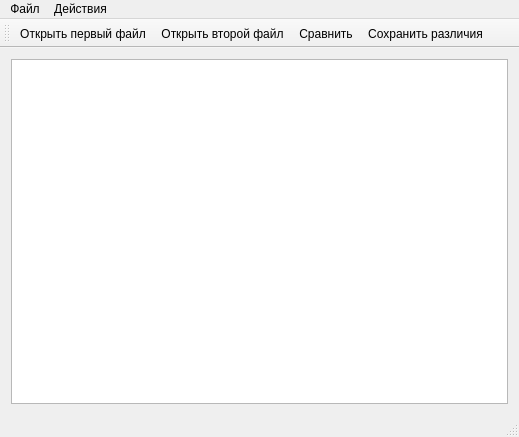
rdnvndr/structuresdifference, file mainwindow.ui: the form before one commit.
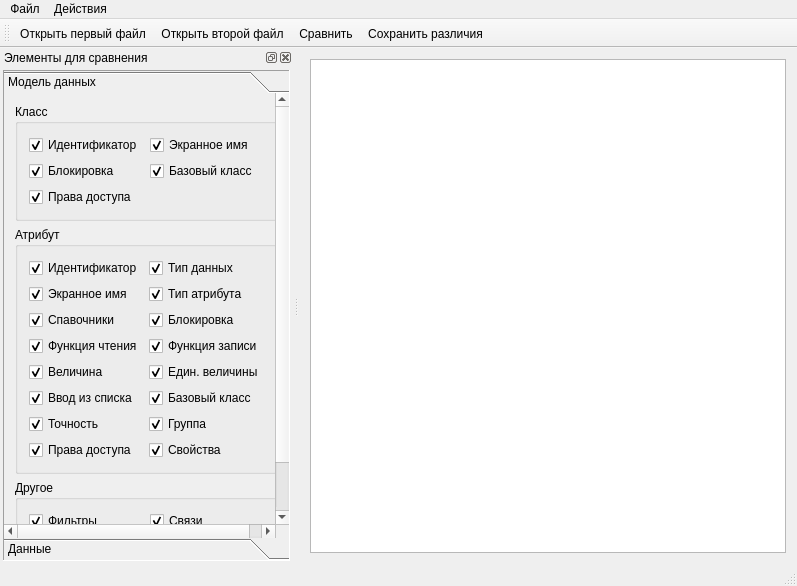
The form after the commit. Icons and pictures are not drawn.

Commit message: Добавлена настройка сравнения

```diff
--- a/mainwindow.ui
+++ b/mainwindow.ui
@@ -6,15 +6,15 @@
    <rect>
     <x>0</x>
     <y>0</y>
-    <width>519</width>
-    <height>437</height>
+    <width>797</width>
+    <height>586</height>
    </rect>
   </property>
   <property name="windowTitle">
    <string>Сравнение моделей данных Вертикаль</string>
   </property>
   <widget class="QWidget" name="centralWidget">
-   <layout class="QVBoxLayout" name="verticalLayout">
+   <layout class="QHBoxLayout" name="horizontalLayout">
     <item>
      <widget class="QPlainTextEdit" name="logPlainTextEdit"/>
     </item>
@@ -25,7 +25,7 @@
     <rect>
      <x>0</x>
      <y>0</y>
-     <width>519</width>
+     <width>797</width>
      <height>18</height>
     </rect>
    </property>
@@ -61,6 +61,514 @@
    <addaction name="saveLogFileAction"/>
   </widget>
   <widget class="QStatusBar" name="statusBar"/>
+  <widget class="QDockWidget" name="dockWidget">
+   <property name="windowTitle">
+    <string>Элементы для сравнения</string>
+   </property>
+   <attribute name="dockWidgetArea">
+    <number>1</number>
+   </attribute>
+   <widget class="QWidget" name="dockWidgetContents">
+    <layout class="QVBoxLayout" name="verticalLayout">
+     <property name="spacing">
+      <number>3</number>
+     </property>
+     <property name="leftMargin">
+      <number>3</number>
+     </property>
+     <property name="topMargin">
+      <number>3</number>
+     </property>
+     <property name="rightMargin">
+      <number>3</number>
+     </property>
+     <property name="bottomMargin">
+      <number>3</number>
+     </property>
+     <item>
+      <widget class="QToolBox" name="toolBox">
+       <property name="sizePolicy">
+        <sizepolicy hsizetype="Minimum" vsizetype="Minimum">
+         <horstretch>0</horstretch>
+         <verstretch>0</verstretch>
+        </sizepolicy>
+       </property>
+       <property name="minimumSize">
+        <size>
+         <width>270</width>
+         <height>490</height>
+        </size>
+       </property>
+       <property name="frameShape">
+        <enum>QFrame::Panel</enum>
+       </property>
+       <property name="frameShadow">
+        <enum>QFrame::Sunken</enum>
+       </property>
+       <property name="lineWidth">
+        <number>1</number>
+       </property>
+       <property name="currentIndex">
+        <number>0</number>
+       </property>
+       <property name="tabSpacing">
+        <number>0</number>
+       </property>
+       <widget class="QWidget" name="page">
+        <property name="geometry">
+         <rect>
+          <x>0</x>
+          <y>0</y>
+          <width>268</width>
+          <height>446</height>
+         </rect>
+        </property>
+        <attribute name="label">
+         <string>Модель данных</string>
+        </attribute>
+        <layout class="QVBoxLayout" name="verticalLayout_2">
+         <item>
+          <widget class="QGroupBox" name="groupBox">
+           <property name="title">
+            <string>Класс</string>
+           </property>
+           <layout class="QGridLayout" name="gridLayout_2">
+            <item row="0" column="1">
+             <widget class="QCheckBox" name="classScreenNameCheckBox">
+              <property name="text">
+               <string>Экранное имя</string>
+              </property>
+              <property name="checked">
+               <bool>true</bool>
+              </property>
+             </widget>
+            </item>
+            <item row="1" column="0">
+             <widget class="QCheckBox" name="classBlockedCheckBox">
+              <property name="text">
+               <string>Блокировка</string>
+              </property>
+              <property name="checked">
+               <bool>true</bool>
+              </property>
+             </widget>
+            </item>
+            <item row="0" column="0">
+             <widget class="QCheckBox" name="classIdCheckBox">
+              <property name="text">
+               <string>Идентификатор</string>
+              </property>
+              <property name="checked">
+               <bool>true</bool>
+              </property>
+             </widget>
+            </item>
+            <item row="2" column="0">
+             <widget class="QCheckBox" name="classPermsCheckBox">
+              <property name="text">
+               <string>Права доступа</string>
+              </property>
+              <property name="checked">
+               <bool>true</bool>
+              </property>
+             </widget>
+            </item>
+            <item row="1" column="1">
+             <widget class="QCheckBox" name="classBaseClassCheckBox">
+              <property name="text">
+               <string>Базовый класс</string>
+              </property>
+              <property name="checked">
+               <bool>true</bool>
+              </property>
+             </widget>
+            </item>
+           </layout>
+          </widget>
+         </item>
+         <item>
+          <widget class="QGroupBox" name="groupBox_2">
+           <property name="title">
+            <string>Атрибут</string>
+           </property>
+           <layout class="QGridLayout" name="gridLayout">
+            <item row="5" column="0">
+             <widget class="QCheckBox" name="attrFuncReadCheckBox">
+              <property name="text">
+               <string>Функция чтения</string>
+              </property>
+              <property name="checked">
+               <bool>true</bool>
+              </property>
+             </widget>
+            </item>
+            <item row="3" column="1">
+             <widget class="QCheckBox" name="attrTypeCheckBox">
+              <property name="text">
+               <string>Тип атрибута</string>
+              </property>
+              <property name="checked">
+               <bool>true</bool>
+              </property>
+             </widget>
+            </item>
+            <item row="0" column="0">
+             <widget class="QCheckBox" name="attrIdCheckBox">
+              <property name="text">
+               <string>Идентификатор</string>
+              </property>
+              <property name="checked">
+               <bool>true</bool>
+              </property>
+             </widget>
+            </item>
+            <item row="8" column="0">
+             <widget class="QCheckBox" name="attrForbidInputCheckBox">
+              <property name="text">
+               <string>Ввод из списка</string>
+              </property>
+              <property name="checked">
+               <bool>true</bool>
+              </property>
+             </widget>
+            </item>
+            <item row="3" column="0">
+             <widget class="QCheckBox" name="attrScreenNameCheckBox">
+              <property name="text">
+               <string>Экранное имя</string>
+              </property>
+              <property name="checked">
+               <bool>true</bool>
+              </property>
+             </widget>
+            </item>
+            <item row="0" column="1">
+             <widget class="QCheckBox" name="attrDataTypeCheckBox">
+              <property name="text">
+               <string>Тип данных</string>
+              </property>
+              <property name="checked">
+               <bool>true</bool>
+              </property>
+             </widget>
+            </item>
+            <item row="7" column="0">
+             <widget class="QCheckBox" name="attrMeasureEntityCheckBox">
+              <property name="text">
+               <string>Величина</string>
+              </property>
+              <property name="checked">
+               <bool>true</bool>
+              </property>
+             </widget>
+            </item>
+            <item row="4" column="0">
+             <widget class="QCheckBox" name="attrAliasNameCheckBox">
+              <property name="text">
+               <string>Спавочники</string>
+              </property>
+              <property name="checked">
+               <bool>true</bool>
+              </property>
+             </widget>
+            </item>
+            <item row="9" column="0">
+             <widget class="QCheckBox" name="attrPrecisionCheckBox">
+              <property name="text">
+               <string>Точность</string>
+              </property>
+              <property name="checked">
+               <bool>true</bool>
+              </property>
+             </widget>
+            </item>
+            <item row="5" column="1">
+             <widget class="QCheckBox" name="attrFuncWriteCheckBox">
+              <property name="text">
+               <string>Функция записи</string>
+              </property>
+              <property name="checked">
+               <bool>true</bool>
+              </property>
+             </widget>
+            </item>
+            <item row="7" column="1">
+             <widget class="QCheckBox" name="attrMeasureUnitCheckBox">
+              <property name="text">
+               <string>Един. величины</string>
+              </property>
+              <property name="checked">
+               <bool>true</bool>
+              </property>
+             </widget>
+            </item>
+            <item row="8" column="1">
+             <widget class="QCheckBox" name="attrBaseClassCheckBox">
+              <property name="text">
+               <string>Базовый класс</string>
+              </property>
+              <property name="checked">
+               <bool>true</bool>
+              </property>
+             </widget>
+            </item>
+            <item row="9" column="1">
+             <widget class="QCheckBox" name="attrGroupCheckBox">
+              <property name="text">
+               <string>Группа</string>
+              </property>
+              <property name="checked">
+               <bool>true</bool>
+              </property>
+             </widget>
+            </item>
+            <item row="4" column="1">
+             <widget class="QCheckBox" name="attrBlockedCheckBox">
+              <property name="text">
+               <string>Блокировка</string>
+              </property>
+              <property name="checked">
+               <bool>true</bool>
+              </property>
+             </widget>
+            </item>
+            <item row="11" column="0">
+             <widget class="QCheckBox" name="attrPermsCheckBox">
+              <property name="text">
+               <string>Права доступа</string>
+              </property>
+              <property name="checked">
+               <bool>true</bool>
+              </property>
+             </widget>
+            </item>
+            <item row="11" column="1">
+             <widget class="QCheckBox" name="attrPropCheckBox">
+              <property name="text">
+               <string>Свойства</string>
+              </property>
+              <property name="checked">
+               <bool>true</bool>
+              </property>
+             </widget>
+            </item>
+           </layout>
+          </widget>
+         </item>
+         <item>
+          <widget class="QGroupBox" name="groupBox_3">
+           <property name="title">
+            <string>Другое</string>
+           </property>
+           <layout class="QGridLayout" name="gridLayout_3">
+            <item row="0" column="0">
+             <widget class="QCheckBox" name="classFilterCheckBox">
+              <property name="text">
+               <string>Фильтры</string>
+              </property>
+              <property name="checked">
+               <bool>true</bool>
+              </property>
+             </widget>
+            </item>
+            <item row="0" column="1">
+             <widget class="QCheckBox" name="classChildCheckBox">
+              <property name="text">
+               <string>Связи</string>
+              </property>
+              <property name="checked">
+               <bool>true</bool>
+              </property>
+             </widget>
+            </item>
+            <item row="1" column="0" colspan="2">
+             <widget class="QCheckBox" name="permGroupCheckBox">
+              <property name="text">
+               <string>Роли пользователей (группы)</string>
+              </property>
+              <property name="checked">
+               <bool>true</bool>
+              </property>
+             </widget>
+            </item>
+           </layout>
+          </widget>
+         </item>
+         <item>
+          <spacer name="verticalSpacer_2">
+           <property name="orientation">
+            <enum>Qt::Vertical</enum>
+           </property>
+           <property name="sizeHint" stdset="0">
+            <size>
+             <width>20</width>
+             <height>40</height>
+            </size>
+           </property>
+          </spacer>
+         </item>
+        </layout>
+       </widget>
+       <widget class="QWidget" name="page_2">
+        <property name="geometry">
+         <rect>
+          <x>0</x>
+          <y>0</y>
+          <width>251</width>
+          <height>267</height>
+         </rect>
+        </property>
+        <attribute name="label">
+         <string>Данные</string>
+        </attribute>
+        <layout class="QVBoxLayout" name="verticalLayout_3">
+         <item>
+          <widget class="QGroupBox" name="groupBox_4">
+           <property name="title">
+            <string>Объект</string>
+           </property>
+           <layout class="QGridLayout" name="gridLayout_4">
+            <item row="1" column="0">
+             <widget class="QCheckBox" name="objIdCheckBox">
+              <property name="text">
+               <string>Идентификатор</string>
+              </property>
+              <property name="checked">
+               <bool>true</bool>
+              </property>
+             </widget>
+            </item>
+            <item row="3" column="1">
+             <widget class="QCheckBox" name="objReadOnlyCheckBox">
+              <property name="text">
+               <string>Только чтение</string>
+              </property>
+              <property name="checked">
+               <bool>true</bool>
+              </property>
+             </widget>
+            </item>
+            <item row="3" column="0">
+             <widget class="QCheckBox" name="objOwnerIdCheckBox">
+              <property name="text">
+               <string>Владелец</string>
+              </property>
+              <property name="checked">
+               <bool>true</bool>
+              </property>
+             </widget>
+            </item>
+            <item row="1" column="1">
+             <widget class="QCheckBox" name="objWasChangedCheckBox">
+              <property name="text">
+               <string>Изменение</string>
+              </property>
+              <property name="checked">
+               <bool>true</bool>
+              </property>
+             </widget>
+            </item>
+           </layout>
+          </widget>
+         </item>
+         <item>
+          <widget class="QGroupBox" name="groupBox_5">
+           <property name="title">
+            <string>Атрибут объекта</string>
+           </property>
+           <layout class="QGridLayout" name="gridLayout_5">
+            <item row="0" column="1">
+             <widget class="QCheckBox" name="objAttrNameCheckBox">
+              <property name="text">
+               <string>Наименование</string>
+              </property>
+              <property name="checked">
+               <bool>true</bool>
+              </property>
+             </widget>
+            </item>
+            <item row="0" column="2">
+             <widget class="QCheckBox" name="objAttrValueCheckBox">
+              <property name="text">
+               <string>Значение</string>
+              </property>
+              <property name="checked">
+               <bool>true</bool>
+              </property>
+             </widget>
+            </item>
+            <item row="1" column="1">
+             <widget class="QCheckBox" name="objAttrMeasureUnitCheckBox">
+              <property name="text">
+               <string>Един. величины</string>
+              </property>
+              <property name="checked">
+               <bool>true</bool>
+              </property>
+             </widget>
+            </item>
+            <item row="1" column="2">
+             <widget class="QCheckBox" name="objAttrPrecisionCheckBox">
+              <property name="text">
+               <string>Точность</string>
+              </property>
+              <property name="checked">
+               <bool>true</bool>
+              </property>
+             </widget>
+            </item>
+            <item row="2" column="1">
+             <widget class="QCheckBox" name="objAttrOwnerIdCheckBox">
+              <property name="text">
+               <string>Владелец</string>
+              </property>
+              <property name="checked">
+               <bool>true</bool>
+              </property>
+             </widget>
+            </item>
+           </layout>
+          </widget>
+         </item>
+         <item>
+          <widget class="QGroupBox" name="groupBox_6">
+           <property name="title">
+            <string>Другое</string>
+           </property>
+           <layout class="QGridLayout" name="gridLayout_6">
+            <item row="0" column="0">
+             <widget class="QCheckBox" name="objChildsCheckBox">
+              <property name="text">
+               <string>Связи</string>
+              </property>
+              <property name="checked">
+               <bool>true</bool>
+              </property>
+             </widget>
+            </item>
+           </layout>
+          </widget>
+         </item>
+         <item>
+          <spacer name="verticalSpacer">
+           <property name="orientation">
+            <enum>Qt::Vertical</enum>
+           </property>
+           <property name="sizeHint" stdset="0">
+            <size>
+             <width>20</width>
+             <height>40</height>
+            </size>
+           </property>
+          </spacer>
+         </item>
+        </layout>
+       </widget>
+      </widget>
+     </item>
+    </layout>
+   </widget>
+  </widget>
   <action name="openFirstFileAction">
    <property name="icon">
     <iconset resource="qrc.qrc">
```
Left out of the diff: 4 changed lines with no effect on the pictures. The commit also changes 4 other files.
